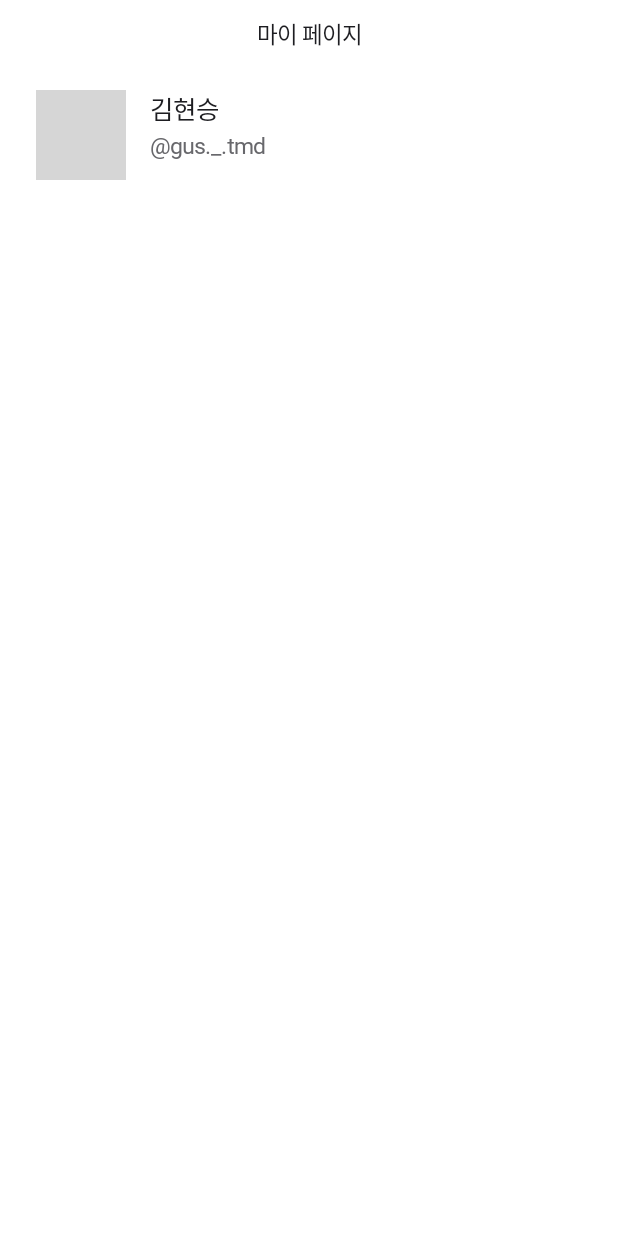
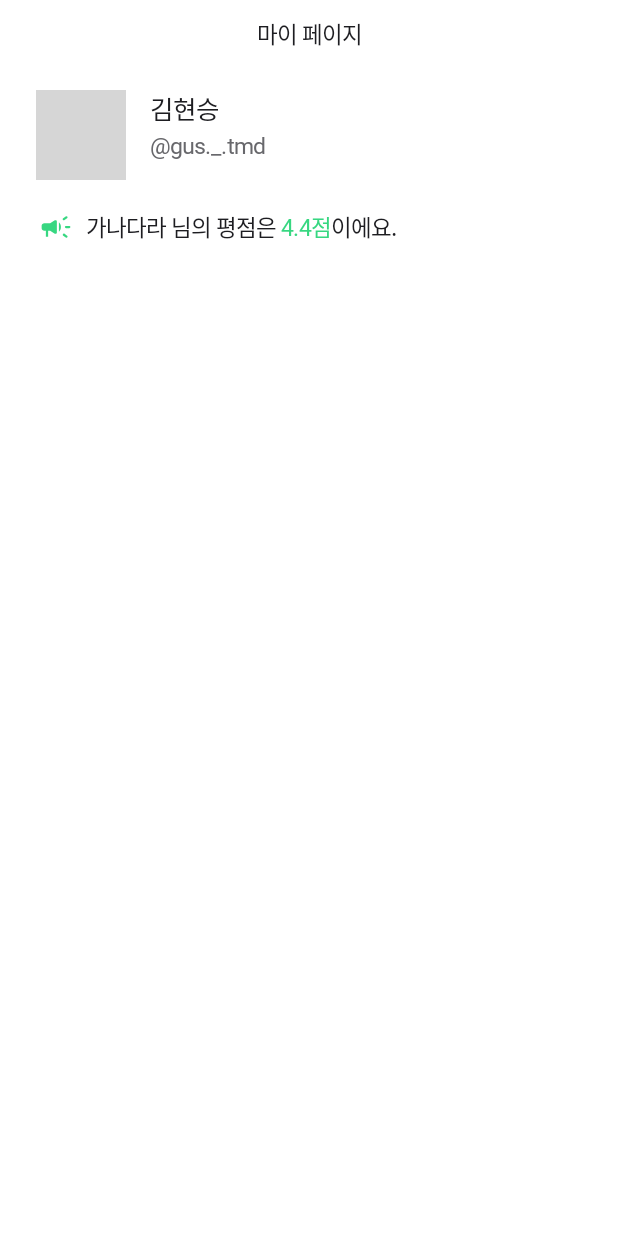
Before and after one commit to dokgo-die/DokgoDie-Android, an Android app built with Jetpack Compose: the @Preview function MyPageScreenPreview, on a phone screen of 412 x 824 dp. Run offline under Robolectric (Android 15) with nearby library versions, the phone set to English and light mode, and no system bars; pictures from the network do not load; Roboto replaces fonts that are not available here; grey boxes are pictures that could not be loaded.

Commit message:
유저 평점 띄우기

```diff
--- a/app/src/main/java/com/highthon/dokgodie_android/presentation/feature_mypage/MyPageScreen.kt
+++ b/app/src/main/java/com/highthon/dokgodie_android/presentation/feature_mypage/MyPageScreen.kt
@@ -11,6 +11,7 @@ import androidx.compose.ui.Modifier
 import androidx.compose.ui.tooling.preview.Preview
 import androidx.compose.ui.unit.dp
 import com.highthon.dokgodie_android.presentation.component.TopBar
+import com.highthon.dokgodie_android.presentation.feature_mypage.componenet.GradeOfUser
 import com.highthon.dokgodie_android.presentation.feature_mypage.componenet.MyInfoSection
 import com.highthon.dokgodie_android.presentation.ui.theme.White600
 
@@ -29,7 +30,7 @@ fun MyPageScreen() {
         Spacer(modifier = Modifier.height(16.dp))
         MyInfoSection()
         Spacer(modifier = Modifier.height(20.dp))
-
+        GradeOfUser()
     }
 }
 
--- a/app/src/main/java/com/highthon/dokgodie_android/presentation/feature_mypage/componenet/GradeOfUser.kt
+++ b/app/src/main/java/com/highthon/dokgodie_android/presentation/feature_mypage/componenet/GradeOfUser.kt
@@ -1,11 +1,42 @@
 package com.highthon.dokgodie_android.presentation.feature_mypage.componenet
 
+import androidx.compose.foundation.Image
+import androidx.compose.foundation.background
+import androidx.compose.foundation.layout.*
 import androidx.compose.runtime.Composable
+import androidx.compose.ui.Alignment.Companion.CenterVertically
+import androidx.compose.ui.Modifier
+import androidx.compose.ui.res.painterResource
+import androidx.compose.ui.text.font.FontWeight
 import androidx.compose.ui.tooling.preview.Preview
+import androidx.compose.ui.unit.dp
+import androidx.compose.ui.unit.sp
+import com.highthon.dokgodie_android.R
+import com.highthon.dokgodie_android.presentation.component.PretendardText
+import com.highthon.dokgodie_android.presentation.ui.theme.Black100
+import com.highthon.dokgodie_android.presentation.ui.theme.PrimaryColor
+import com.highthon.dokgodie_android.presentation.ui.theme.White600
 
 @Composable
 fun GradeOfUser() {
+    val text = "가나다라"
+    val grade = "4.4"
+    Row(modifier = Modifier
+        .fillMaxWidth()
+        .padding(start = 24.dp)
+        .background(White600)) {
+        Spacer(modifier = Modifier.width(3.dp))
+        Image(
+            painter = painterResource(id = R.drawable.ic_campaign),
+            contentDescription = "campaign",
+            modifier = Modifier.align(CenterVertically)
+        )
+        Spacer(modifier = Modifier.width(10.dp))
+        PretendardText(text = "$text 님의 평점은 ", fontSize = 15.sp, fontWeight = FontWeight(600), color = Black100)
+        PretendardText(text = "${grade}점", fontSize = 15.sp, fontWeight = FontWeight(600), color = PrimaryColor)
+        PretendardText(text = "이에요. ", fontSize = 15.sp, fontWeight = FontWeight(600), color = Black100)
 
+    }
 }
 
 @Preview
```
Also changed, not shown: app/src/main/res/drawable/ic_campaign.xml (renamed from app/src/main/res/drawable/campaign.xml).
